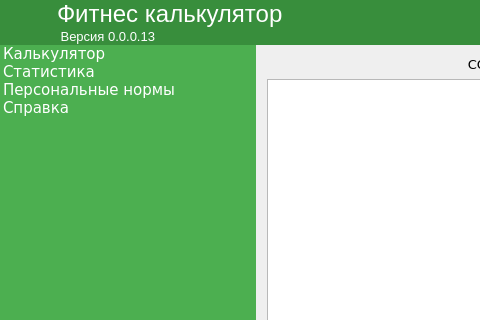
The window that FitnessCalc.ui (tkacz-/FitAssist) describes before a commit, drawn with Qt 5; both pictures show x 0 to 480 and y 0 to 320 of the 963 by 526 pixel window.
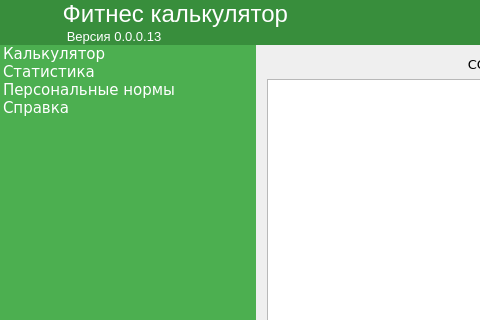
The same window after the commit. The open tabs and pages were chosen to show the change. Icons and pictures are not drawn. Custom widgets are drawn as their Qt base class.

Diff of the .ui file:
```diff
--- a/FitnessCalc.ui
+++ b/FitnessCalc.ui
@@ -232,7 +232,7 @@
 background-color: rgb(56, 142, 60);</string>
         </property>
         <property name="text">
-         <string>Фитнес калькулятор</string>
+         <string> Фитнес калькулятор</string>
         </property>
        </widget>
       </item>
@@ -249,7 +249,7 @@
 background-color: rgb(56, 142, 60);</string>
         </property>
         <property name="text">
-         <string> Версия 0.0.0.13</string>
+         <string>   Версия 0.0.0.13</string>
         </property>
        </widget>
       </item>
```
Left out of the diff: 5 changed lines with no effect on the pictures.
